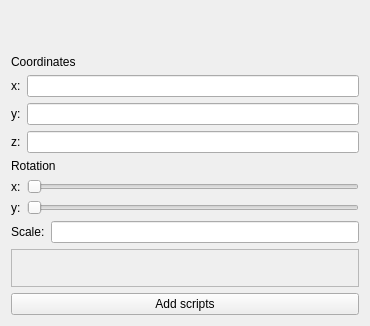
This is UUEngine/EngineUI/objectinfo.ui in Lvuppp/Game-Engine-UUEngine as Qt 5 draws it before an edit. The edited form follows.
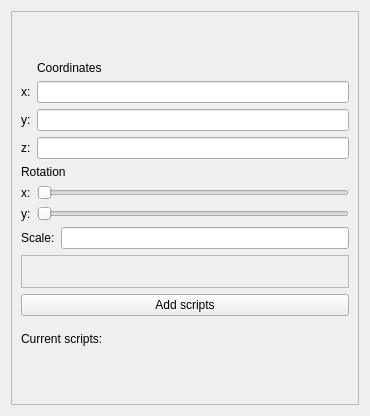
This is the edited form.

Commit message: create script engine, ending working on ui

The edit to the form file:
```diff
--- a/UUEngine/EngineUI/objectinfo.ui
+++ b/UUEngine/EngineUI/objectinfo.ui
@@ -7,7 +7,7 @@
     <x>0</x>
     <y>0</y>
     <width>370</width>
-    <height>326</height>
+    <height>416</height>
    </rect>
   </property>
   <property name="windowTitle">
@@ -15,6 +15,21 @@
   </property>
   <layout class="QVBoxLayout" name="verticalLayout">
    <item>
+    <widget class="QScrollArea" name="scrollArea">
+     <property name="widgetResizable">
+      <bool>true</bool>
+     </property>
+     <widget class="QWidget" name="scrollAreaWidgetContents">
+      <property name="geometry">
+       <rect>
+        <x>0</x>
+        <y>-10</y>
+        <width>336</width>
+        <height>406</height>
+       </rect>
+      </property>
+      <layout class="QVBoxLayout" name="verticalLayout_4">
+       <item>
     <widget class="QLabel" name="objectLabel">
      <property name="text">
       <string/>
@@ -25,45 +40,45 @@
     <layout class="QHBoxLayout" name="defaultParams">
      <item>
       <layout class="QVBoxLayout" name="verticalLayout_2">
-       <item>
-        <widget class="QLabel" name="coordinates">
-         <property name="text">
-          <string>Coordinates</string>
-         </property>
-        </widget>
-       </item>
        <item>
         <layout class="QFormLayout" name="formLayout">
-         <item row="1" column="0">
+             <item row="2" column="0">
           <widget class="QLabel" name="x">
            <property name="text">
             <string>x:</string>
            </property>
           </widget>
          </item>
-         <item row="3" column="0">
+             <item row="4" column="0">
           <widget class="QLabel" name="y">
            <property name="text">
             <string>y:</string>
            </property>
           </widget>
          </item>
-         <item row="5" column="0">
+             <item row="6" column="0">
           <widget class="QLabel" name="z">
            <property name="text">
             <string>z:</string>
            </property>
           </widget>
          </item>
-         <item row="1" column="1">
+             <item row="2" column="1">
           <widget class="QLineEdit" name="xCoordLineEdit"/>
          </item>
-         <item row="3" column="1">
+             <item row="4" column="1">
           <widget class="QLineEdit" name="yCoordLineEdit"/>
          </item>
-         <item row="5" column="1">
+             <item row="6" column="1">
           <widget class="QLineEdit" name="zCoordLineEdit"/>
          </item>
+             <item row="1" column="1">
+              <widget class="QLabel" name="coordinates">
+               <property name="text">
+                <string>Coordinates</string>
+               </property>
+              </widget>
+             </item>
         </layout>
        </item>
        <item>
@@ -89,14 +104,14 @@
            </property>
           </widget>
          </item>
-         <item row="2" column="1">
-          <widget class="QSlider" name="xRotate">
-           <property name="orientation">
-            <enum>Qt::Horizontal</enum>
-           </property>
-          </widget>
-         </item>
          <item row="0" column="1">
+              <widget class="QSlider" name="xRotate">
+               <property name="orientation">
+                <enum>Qt::Horizontal</enum>
+               </property>
+              </widget>
+             </item>
+             <item row="2" column="1">
           <widget class="QSlider" name="yRotate">
            <property name="orientation">
             <enum>Qt::Horizontal</enum>
@@ -139,6 +154,24 @@
      <property name="text">
       <string>Add scripts</string>
      </property>
+        </widget>
+       </item>
+       <item>
+        <widget class="QLabel" name="currentScripts">
+         <property name="text">
+          <string>Current scripts: </string>
+         </property>
+        </widget>
+       </item>
+       <item>
+        <widget class="QLabel" name="scriptsLabel">
+         <property name="text">
+          <string/>
+         </property>
+        </widget>
+       </item>
+      </layout>
+     </widget>
     </widget>
    </item>
   </layout>
```
Lines whose indentation alone changed are shown as unchanged. The commit also changes 94 other files.
